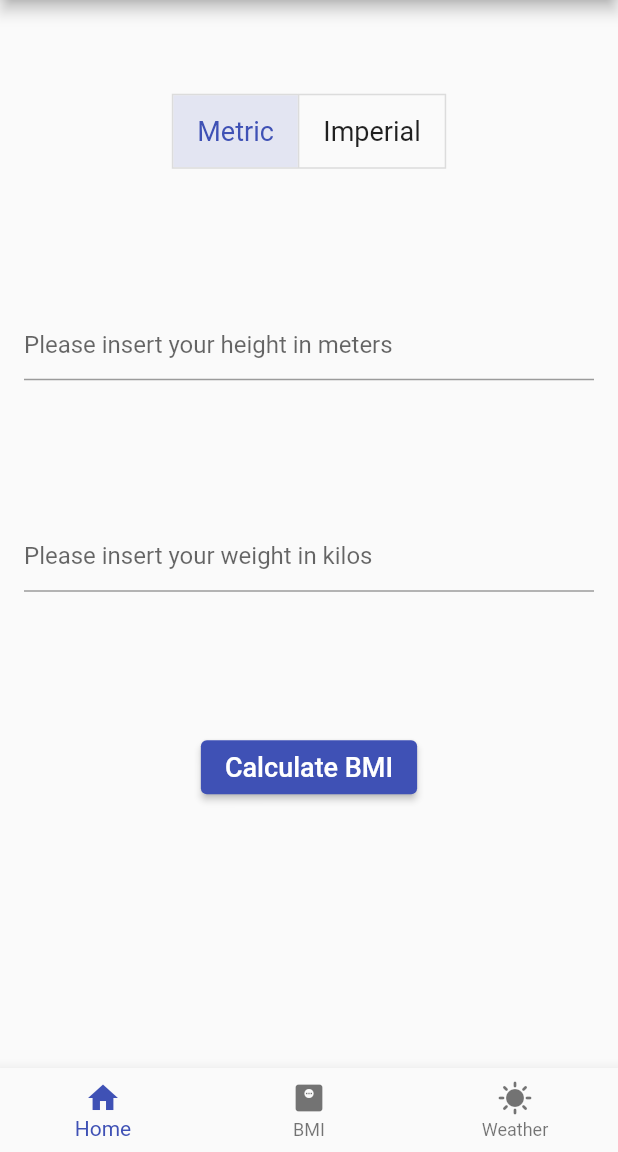
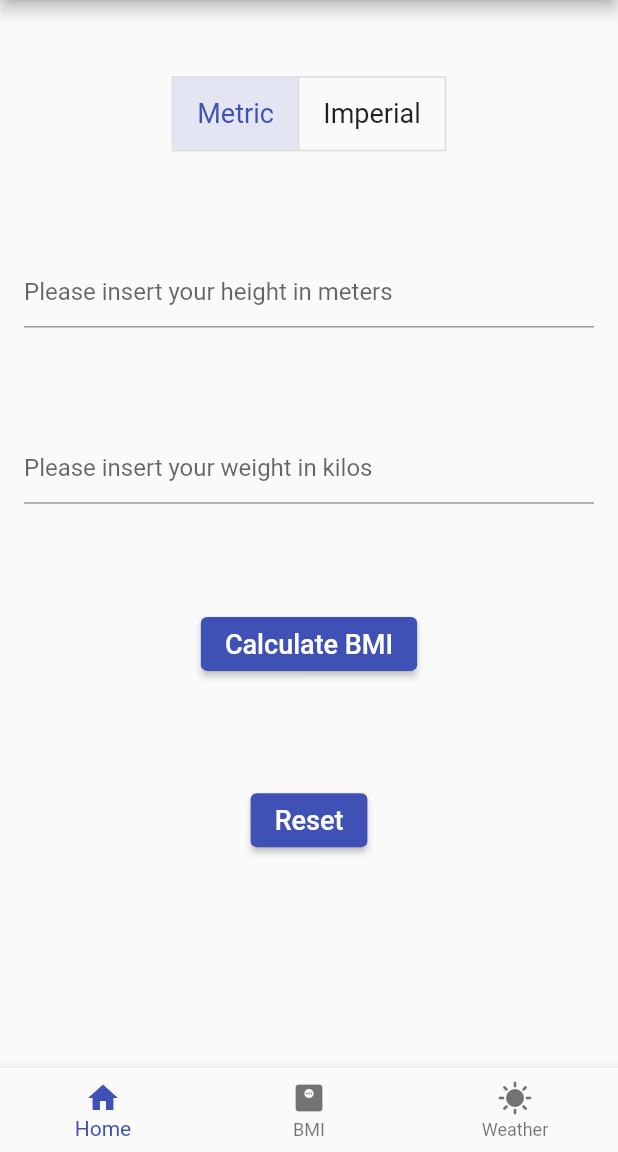
Before and after one commit to konradbachusz/learning_flutter, a Flutter app: the BmiScreen screen opened by its route, on a phone screen of 412 x 824 dp, the part 84-1236 px from its top. Run offline on Flutter 3.47's test engine with Material 2 defaults, Android fonts, the phone set to English and light mode, and no system bars.

Commit message:
Added reset button

```diff
--- a/flutter_application_1/lib/screens/bmi_screen.dart
+++ b/flutter_application_1/lib/screens/bmi_screen.dart
@@ -84,6 +84,12 @@ class _BmiScreenState extends State<BmiScreen> {
                     style: TextStyle(
                       fontSize: fontSize,
                     ))),
+            ElevatedButton(
+                onPressed: reset,
+                child: Text('Reset',
+                    style: TextStyle(
+                      fontSize: fontSize,
+                    ))),
             Text(result,
                 style: TextStyle(
                   fontSize: fontSize,
@@ -123,4 +129,10 @@ class _BmiScreenState extends State<BmiScreen> {
       result = 'Your BMI is ' + bmi.toStringAsFixed(2);
     });
   }
+
+  void reset() {
+    setState(() {
+      result = '';
+    });
+  }
 }
```
